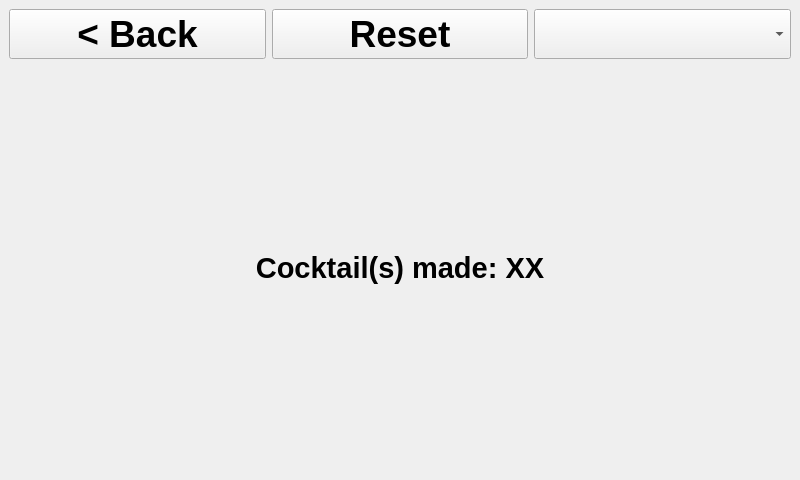
First picture: the form in src/ui_elements/datawindow.ui, repository AndreWohnsland/CocktailBerry, before the edit.
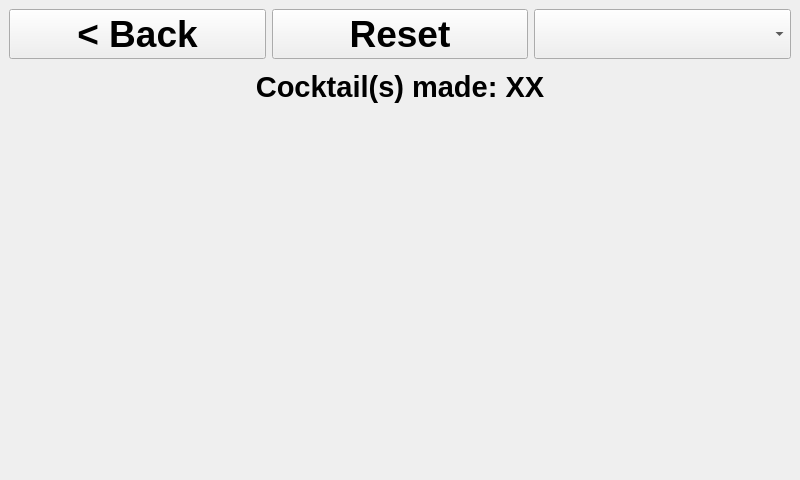
Second picture: the form after the edit.

Commit message: Updated data window

```diff
--- a/src/ui_elements/datawindow.ui
+++ b/src/ui_elements/datawindow.ui
@@ -115,6 +115,64 @@
       </item>
      </layout>
     </item>
+    <item>
+     <spacer name="verticalSpacer">
+      <property name="orientation">
+       <enum>Qt::Vertical</enum>
+      </property>
+      <property name="sizeType">
+       <enum>QSizePolicy::Fixed</enum>
+      </property>
+      <property name="sizeHint" stdset="0">
+       <size>
+        <width>20</width>
+        <height>5</height>
+       </size>
+      </property>
+     </spacer>
+    </item>
+    <item>
+     <widget class="QLabel" name="label_made_cocktails">
+      <property name="maximumSize">
+       <size>
+        <width>5000</width>
+        <height>80</height>
+       </size>
+      </property>
+      <property name="font">
+       <font>
+        <pointsize>22</pointsize>
+        <weight>75</weight>
+        <bold>true</bold>
+       </font>
+      </property>
+      <property name="text">
+       <string>Cocktail(s) made: XX</string>
+      </property>
+      <property name="alignment">
+       <set>Qt::AlignCenter</set>
+      </property>
+      <property name="cssClass" stdset="0">
+       <string>header-underline bold</string>
+      </property>
+     </widget>
+    </item>
+    <item>
+     <spacer name="verticalSpacer_2">
+      <property name="orientation">
+       <enum>Qt::Vertical</enum>
+      </property>
+      <property name="sizeType">
+       <enum>QSizePolicy::Fixed</enum>
+      </property>
+      <property name="sizeHint" stdset="0">
+       <size>
+        <width>20</width>
+        <height>5</height>
+       </size>
+      </property>
+     </spacer>
+    </item>
     <item>
      <widget class="QScrollArea" name="scrollArea">
       <property name="frameShape">
@@ -126,6 +184,12 @@
       <property name="lineWidth">
        <number>1</number>
       </property>
+      <property name="verticalScrollBarPolicy">
+       <enum>Qt::ScrollBarAsNeeded</enum>
+      </property>
+      <property name="horizontalScrollBarPolicy">
+       <enum>Qt::ScrollBarAlwaysOff</enum>
+      </property>
       <property name="widgetResizable">
        <bool>true</bool>
       </property>
@@ -135,7 +199,7 @@
          <x>0</x>
          <y>0</y>
          <width>782</width>
-         <height>401</height>
+         <height>338</height>
         </rect>
        </property>
        <layout class="QVBoxLayout" name="verticalLayout_3">
@@ -152,34 +216,7 @@
          <number>0</number>
         </property>
         <item>
-         <layout class="QVBoxLayout" name="content_container">
-          <item>
-           <widget class="QLabel" name="label_made_cocktails">
-            <property name="maximumSize">
-             <size>
-              <width>5000</width>
-              <height>80</height>
-             </size>
-            </property>
-            <property name="font">
-             <font>
-              <pointsize>22</pointsize>
-              <weight>75</weight>
-              <bold>true</bold>
-             </font>
-            </property>
-            <property name="text">
-             <string>Cocktail(s) made: XX</string>
-            </property>
-            <property name="alignment">
-             <set>Qt::AlignCenter</set>
-            </property>
-            <property name="cssClass" stdset="0">
-             <string>header-underline bold</string>
-            </property>
-           </widget>
-          </item>
-         </layout>
+         <layout class="QVBoxLayout" name="content_container"/>
         </item>
        </layout>
       </widget>
```
The commit also changes 1 other file.
